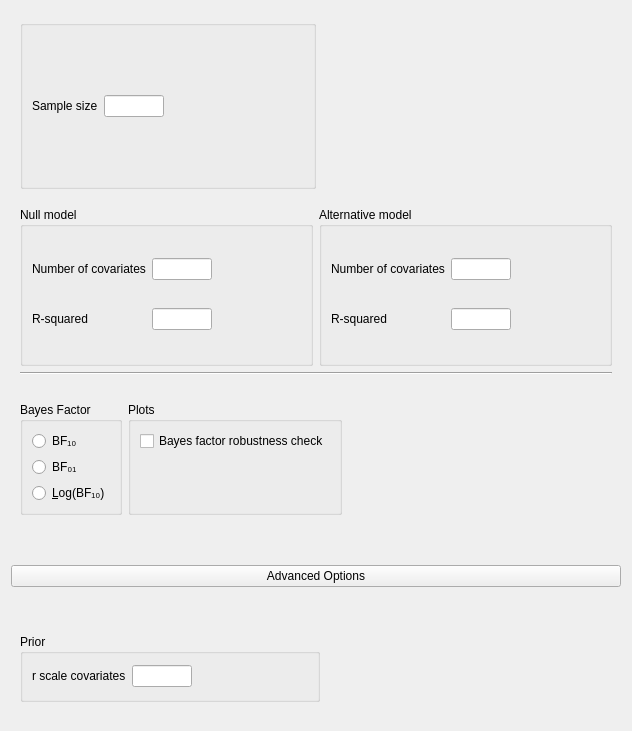
This is JASP-Desktop/analysisforms/SummaryStatistics/summarystatsregressionlinearbayesianform.ui in jasp-stats/jasp-desktop as Qt 5 draws it before an edit. The edited form follows.
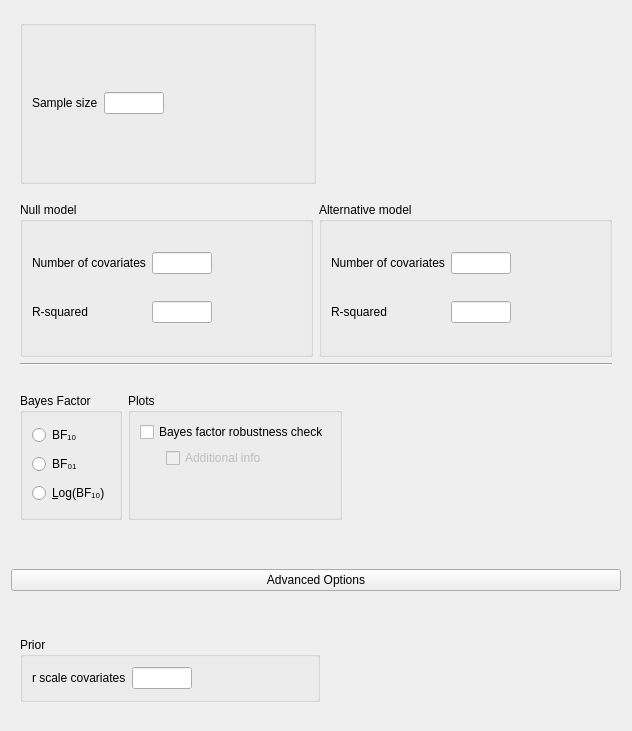
This is the edited form. Custom widgets are drawn as their Qt base class.

Commit message: Additional info for BF robustness plot in sumsstats regression

Diff of the .ui file:
```diff
--- a/JASP-Desktop/analysisforms/SummaryStatistics/summarystatsregressionlinearbayesianform.ui
+++ b/JASP-Desktop/analysisforms/SummaryStatistics/summarystatsregressionlinearbayesianform.ui
@@ -71,14 +71,43 @@
                <string>Plots</string>
               </property>
               <layout class="QGridLayout" name="gridLayout_8">
-               <item row="0" column="0" colspan="2">
+               <item row="0" column="0" colspan="3">
                 <widget class="BoundCheckBox" name="plotBayesFactorRobustness">
                  <property name="text">
                   <string>Bayes factor robustness check</string>
                  </property>
                 </widget>
                </item>
-               <item row="1" column="1">
+               <item row="2" column="0">
+                <widget class="QWidget" name="widget_5" native="true">
+                 <property name="maximumSize">
+                  <size>
+                   <width>16</width>
+                   <height>16777215</height>
+                  </size>
+                 </property>
+                </widget>
+               </item>
+               <item row="2" column="1">
+                <widget class="BoundCheckBox" name="plotBayesFactorRobustnessAdditionalInfo">
+                 <property name="enabled">
+                  <bool>false</bool>
+                 </property>
+                 <property name="sizePolicy">
+                  <sizepolicy hsizetype="Fixed" vsizetype="Fixed">
+                   <horstretch>0</horstretch>
+                   <verstretch>0</verstretch>
+                  </sizepolicy>
+                 </property>
+                 <property name="text">
+                  <string>Additional info</string>
+                 </property>
+                 <property name="tristate">
+                  <bool>false</bool>
+                 </property>
+                </widget>
+               </item>
+               <item row="3" column="0">
                 <spacer name="verticalSpacer_4">
                  <property name="orientation">
                   <enum>Qt::Vertical</enum>
```
Left out of the diff: 19 changed lines with no effect on the pictures. The commit also changes 2 other files.
